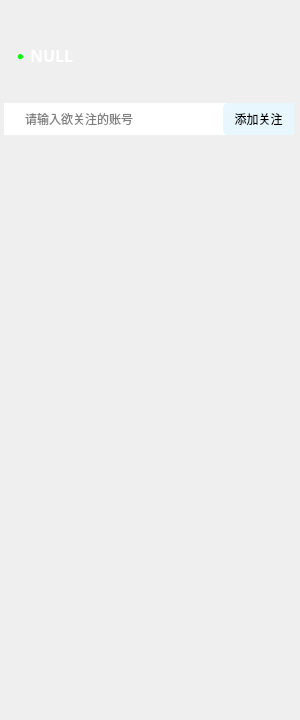
Old version of the form mainprocwindow.ui in the repository Xinrea/SimpleChat.
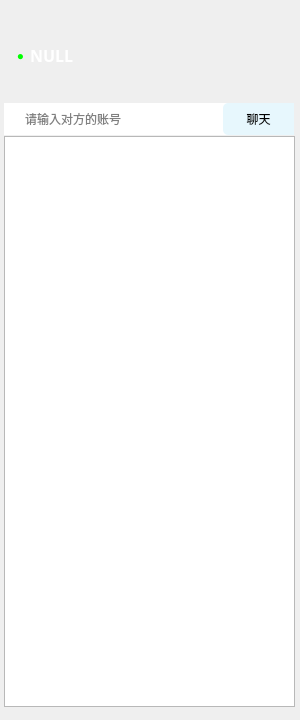
New version of the form. Icons and pictures are not drawn.

Diff of the .ui file:
```diff
--- a/mainprocwindow.ui
+++ b/mainprocwindow.ui
@@ -135,7 +135,7 @@
     <number>0</number>
    </property>
    <property name="placeholderText">
-    <string>请输入欲关注的账号</string>
+    <string>请输入对方的账号</string>
    </property>
   </widget>
   <widget class="QPushButton" name="starButton">
@@ -155,7 +155,10 @@
 background-color: rgba(21, 173, 235,10%);</string>
    </property>
    <property name="text">
-    <string>添加关注</string>
+    <string>聊天</string>
+   </property>
+   <property name="shortcut">
+    <string>Return</string>
    </property>
   </widget>
   <widget class="QLabel" name="label">
@@ -174,6 +177,22 @@
     <string/>
    </property>
   </widget>
+  <widget class="QListView" name="listView">
+   <property name="geometry">
+    <rect>
+     <x>4</x>
+     <y>136</y>
+     <width>291</width>
+     <height>571</height>
+    </rect>
+   </property>
+   <property name="focusPolicy">
+    <enum>Qt::NoFocus</enum>
+   </property>
+   <property name="styleSheet">
+    <string notr="true"/>
+   </property>
+  </widget>
   <zorder>Backlabel</zorder>
   <zorder>label</zorder>
   <zorder>closeButton</zorder>
```
Left out of the diff: 16 changed lines with no effect on the pictures.
